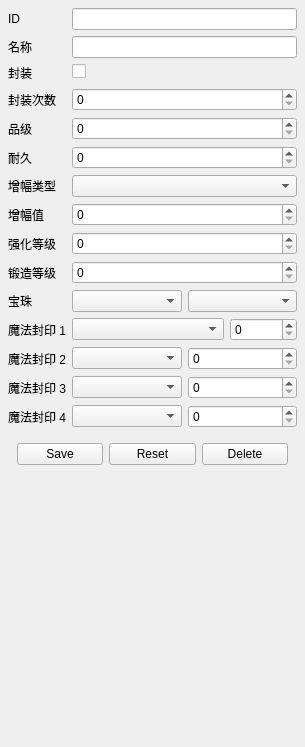
Old version of the form ui/components/inventory/inventory_equipment_form.ui in the repository evrins/dnf-gm-tool.
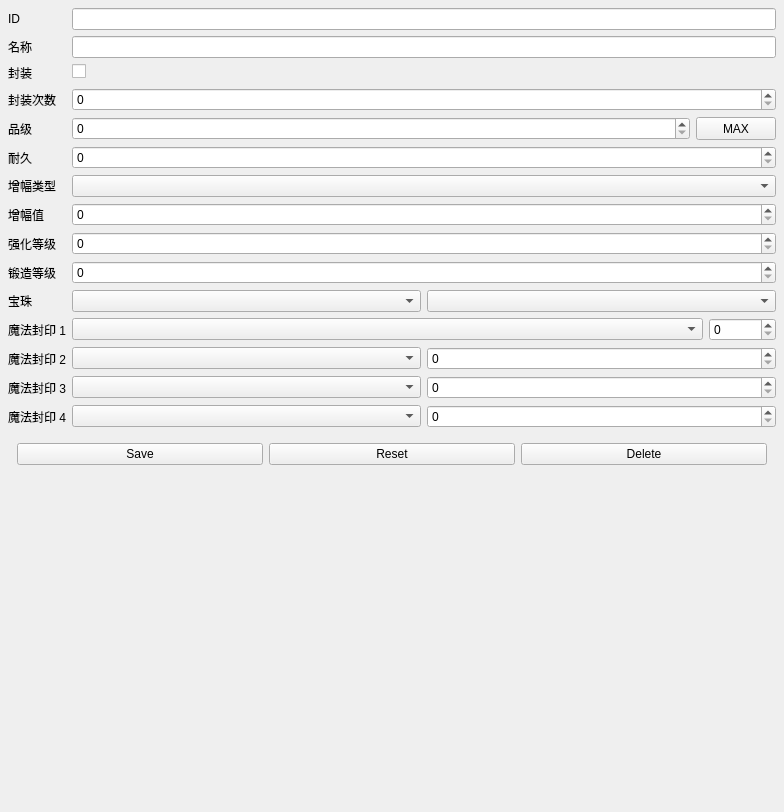
New version of the form.

Commit message: feat: add max grade for equipment

Diff of the .ui file:
```diff
--- a/ui/components/inventory/inventory_equipment_form.ui
+++ b/ui/components/inventory/inventory_equipment_form.ui
@@ -6,8 +6,8 @@
    <rect>
     <x>0</x>
     <y>0</y>
-    <width>305</width>
-    <height>747</height>
+    <width>784</width>
+    <height>812</height>
    </rect>
   </property>
   <property name="sizePolicy">
@@ -414,6 +414,21 @@
     </widget>
    </item>
    <item row="4" column="1">
+    <widget class="QWidget" name="grade_container" native="true">
+     <layout class="QHBoxLayout" name="horizontalLayout_9">
+      <property name="leftMargin">
+       <number>0</number>
+      </property>
+      <property name="topMargin">
+       <number>0</number>
+      </property>
+      <property name="rightMargin">
+       <number>0</number>
+      </property>
+      <property name="bottomMargin">
+       <number>0</number>
+      </property>
+      <item>
     <widget class="QDoubleSpinBox" name="grade_spin_box">
      <property name="sizePolicy">
       <sizepolicy hsizetype="Expanding" vsizetype="Fixed">
@@ -427,6 +442,22 @@
      <property name="maximum">
       <double>4294967295.000000000000000</double>
      </property>
+       </widget>
+      </item>
+      <item>
+       <widget class="QPushButton" name="max_btn">
+        <property name="sizePolicy">
+         <sizepolicy hsizetype="Minimum" vsizetype="Preferred">
+          <horstretch>0</horstretch>
+          <verstretch>0</verstretch>
+         </sizepolicy>
+        </property>
+        <property name="text">
+         <string>MAX</string>
+        </property>
+       </widget>
+      </item>
+     </layout>
     </widget>
    </item>
   </layout>
```
Lines whose indentation alone changed are shown as unchanged. The commit also changes 9 other files.
